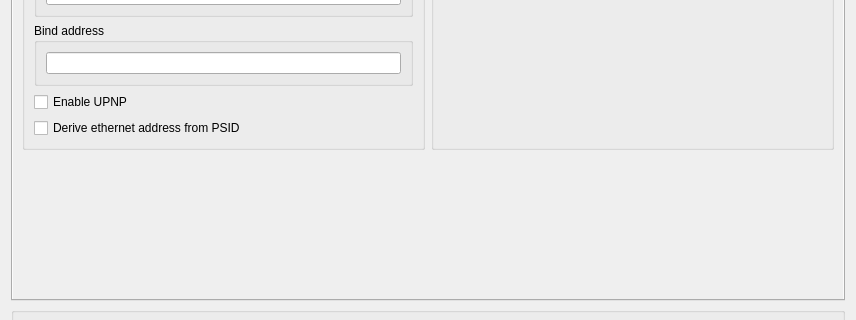
Old version of the form rpcs3/rpcs3qt/settings_dialog.ui in the repository Project-RePSASBR/rpcs3; both pictures show x 0 to 856 and y 259 to 579 of the 856 by 688 pixel window.
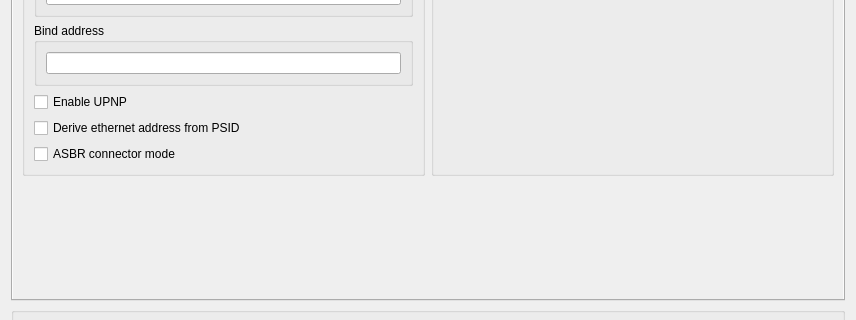
New version of the form. The open tabs and pages were chosen to show the change. Icons and pictures are not drawn. Custom widgets are drawn as their Qt base class.

Commit message:
qt: "ASBR connector mode" checkbox on the Network tab
Exposes Net: PSAS Connector Mode (default on) with a tooltip that says what
it forces for the PlayStation All-Stars retail titles and that switching it
off restores the configured bind address and forward list.

Patch:
```diff
--- a/rpcs3/rpcs3qt/settings_dialog.ui
+++ b/rpcs3/rpcs3qt/settings_dialog.ui
@@ -2268,7 +2268,7 @@
                <property name="title">
                 <string>Network Configuration</string>
                </property>
-               <layout class="QVBoxLayout" name="gb_network_status_layout" stretch="0,0,0,0,0,0,0">
+               <layout class="QVBoxLayout" name="gb_network_status_layout" stretch="0,0,0,0,0,0,0,0">
                 <item>
                  <widget class="QGroupBox" name="gb_netStatusBox">
                   <property name="title">
@@ -2352,6 +2352,13 @@
                   </property>
                  </widget>
                 </item>
+                <item>
+                 <widget class="QCheckBox" name="psas_connector_mode">
+                  <property name="text">
+                   <string>ASBR connector mode</string>
+                  </property>
+                 </widget>
+                </item>
                 <item>
                  <spacer name="networkTabSpacerLeft">
                   <property name="orientation">
```
The commit also changes 4 other files.
